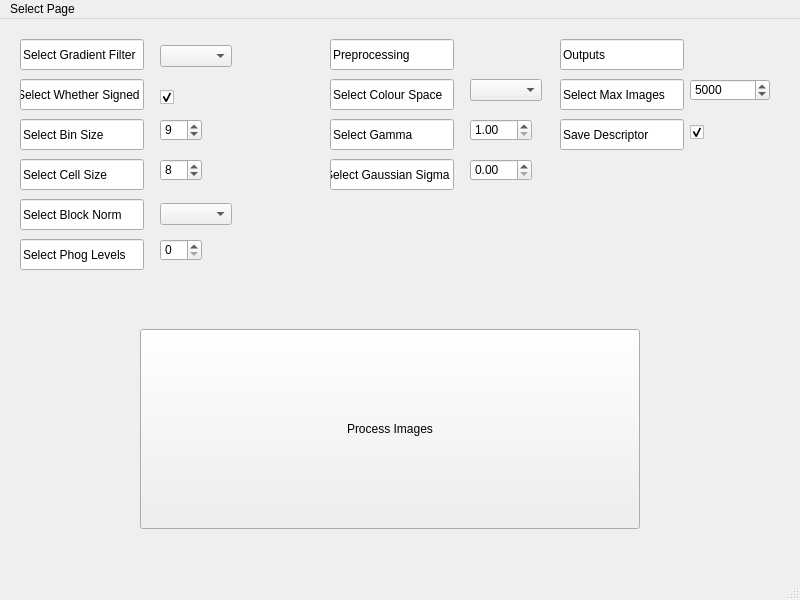
Qt form GUI/HOGConfigWindow.ui (adriaan-vdb/CITS4402) before a commit.
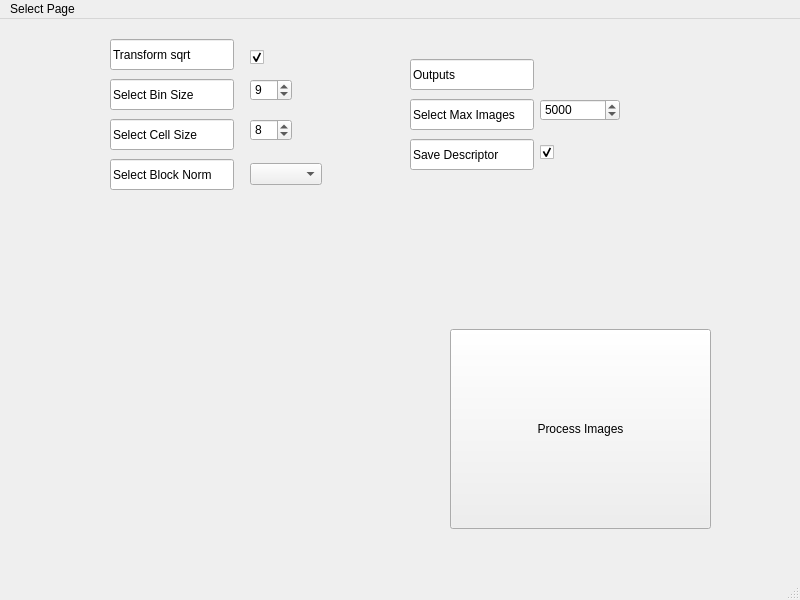
The same form after that commit.

Diff of the .ui file:
```diff
--- a/GUI/HOGConfigWindow.ui
+++ b/GUI/HOGConfigWindow.ui
@@ -23,46 +23,14 @@
    <widget class="QLineEdit" name="FilterTypeSign">
     <property name="geometry">
      <rect>
-      <x>20</x>
+      <x>110</x>
       <y>20</y>
       <width>124</width>
       <height>31</height>
      </rect>
     </property>
     <property name="text">
-     <string>Select Gradient Filter</string>
-    </property>
-    <property name="readOnly">
-     <bool>true</bool>
-    </property>
-   </widget>
-   <widget class="QComboBox" name="FilterType">
-    <property name="geometry">
-     <rect>
-      <x>160</x>
-      <y>26</y>
-      <width>68</width>
-      <height>21</height>
-     </rect>
-    </property>
-    <property name="editable">
-     <bool>false</bool>
-    </property>
-    <property name="sizeAdjustPolicy">
-     <enum>QComboBox::AdjustToContents</enum>
-    </property>
-   </widget>
-   <widget class="QLineEdit" name="SignedorUnsignedSign">
-    <property name="geometry">
-     <rect>
-      <x>20</x>
-      <y>60</y>
-      <width>124</width>
-      <height>31</height>
-     </rect>
-    </property>
-    <property name="text">
-     <string>Select Whether Signed</string>
+     <string>Transform sqrt</string>
     </property>
     <property name="readOnly">
      <bool>true</bool>
@@ -71,8 +39,8 @@
    <widget class="QLineEdit" name="BinSizeSign">
     <property name="geometry">
      <rect>
-      <x>20</x>
-      <y>100</y>
+      <x>110</x>
+      <y>60</y>
       <width>124</width>
       <height>31</height>
      </rect>
@@ -87,8 +55,8 @@
    <widget class="QLineEdit" name="BlockNormSign">
     <property name="geometry">
      <rect>
-      <x>20</x>
-      <y>180</y>
+      <x>110</x>
+      <y>140</y>
       <width>124</width>
       <height>31</height>
      </rect>
@@ -100,91 +68,11 @@
      <bool>true</bool>
     </property>
    </widget>
-   <widget class="QLineEdit" name="PhogLevelsSign">
-    <property name="geometry">
-     <rect>
-      <x>20</x>
-      <y>220</y>
-      <width>124</width>
-      <height>31</height>
-     </rect>
-    </property>
-    <property name="text">
-     <string>Select Phog Levels</string>
-    </property>
-    <property name="readOnly">
-     <bool>true</bool>
-    </property>
-   </widget>
-   <widget class="QLineEdit" name="PreprocessingSign">
-    <property name="geometry">
-     <rect>
-      <x>330</x>
-      <y>20</y>
-      <width>124</width>
-      <height>31</height>
-     </rect>
-    </property>
-    <property name="text">
-     <string>Preprocessing</string>
-    </property>
-    <property name="readOnly">
-     <bool>true</bool>
-    </property>
-   </widget>
-   <widget class="QLineEdit" name="ColourSpaceSign">
-    <property name="geometry">
-     <rect>
-      <x>330</x>
-      <y>60</y>
-      <width>124</width>
-      <height>31</height>
-     </rect>
-    </property>
-    <property name="text">
-     <string>Select Colour Space</string>
-    </property>
-    <property name="readOnly">
-     <bool>true</bool>
-    </property>
-   </widget>
-   <widget class="QLineEdit" name="GammaSign">
-    <property name="geometry">
-     <rect>
-      <x>330</x>
-      <y>100</y>
-      <width>124</width>
-      <height>31</height>
-     </rect>
-    </property>
-    <property name="text">
-     <string>Select Gamma</string>
-    </property>
-    <property name="readOnly">
-     <bool>true</bool>
-    </property>
-   </widget>
-   <widget class="QLineEdit" name="GaussianSigmaSign">
-    <property name="geometry">
-     <rect>
-      <x>330</x>
-      <y>140</y>
-      <width>124</width>
-      <height>31</height>
-     </rect>
-    </property>
-    <property name="text">
-     <string>Select Gaussian Sigma</string>
-    </property>
-    <property name="readOnly">
-     <bool>true</bool>
-    </property>
-   </widget>
    <widget class="QLineEdit" name="OutputsSign">
     <property name="geometry">
      <rect>
-      <x>560</x>
-      <y>20</y>
+      <x>410</x>
+      <y>40</y>
       <width>124</width>
       <height>31</height>
      </rect>
@@ -199,8 +87,8 @@
    <widget class="QLineEdit" name="MaxImageSign">
     <property name="geometry">
      <rect>
-      <x>560</x>
-      <y>60</y>
+      <x>410</x>
+      <y>80</y>
       <width>124</width>
       <height>31</height>
      </rect>
@@ -215,8 +103,8 @@
    <widget class="QLineEdit" name="DescriptorSign">
     <property name="geometry">
      <rect>
-      <x>560</x>
-      <y>100</y>
+      <x>410</x>
+      <y>120</y>
       <width>124</width>
       <height>31</height>
      </rect>
@@ -231,8 +119,8 @@
    <widget class="QCheckBox" name="SignedorUnsigned">
     <property name="geometry">
      <rect>
-      <x>160</x>
-      <y>68</y>
+      <x>250</x>
+      <y>28</y>
       <width>75</width>
       <height>20</height>
      </rect>
@@ -250,8 +138,8 @@
    <widget class="QSpinBox" name="BinSize">
     <property name="geometry">
      <rect>
-      <x>160</x>
-      <y>100</y>
+      <x>250</x>
+      <y>60</y>
       <width>42</width>
       <height>22</height>
      </rect>
@@ -266,8 +154,8 @@
    <widget class="QLineEdit" name="CellSizeSign">
     <property name="geometry">
      <rect>
-      <x>20</x>
-      <y>140</y>
+      <x>110</x>
+      <y>100</y>
       <width>124</width>
       <height>31</height>
      </rect>
@@ -282,8 +170,8 @@
    <widget class="QSpinBox" name="CellSize">
     <property name="geometry">
      <rect>
-      <x>160</x>
-      <y>140</y>
+      <x>250</x>
+      <y>100</y>
       <width>42</width>
       <height>22</height>
      </rect>
@@ -298,8 +186,8 @@
    <widget class="QComboBox" name="BlockNorm">
     <property name="geometry">
      <rect>
-      <x>160</x>
-      <y>184</y>
+      <x>250</x>
+      <y>144</y>
       <width>68</width>
       <height>21</height>
      </rect>
@@ -311,60 +199,11 @@
      <enum>QComboBox::AdjustToContents</enum>
     </property>
    </widget>
-   <widget class="QSpinBox" name="PHOGLevel">
-    <property name="geometry">
-     <rect>
-      <x>160</x>
-      <y>220</y>
-      <width>42</width>
-      <height>22</height>
-     </rect>
-    </property>
-   </widget>
-   <widget class="QComboBox" name="ColourSpace">
-    <property name="geometry">
-     <rect>
-      <x>470</x>
-      <y>60</y>
-      <width>68</width>
-      <height>21</height>
-     </rect>
-    </property>
-    <property name="editable">
-     <bool>false</bool>
-    </property>
-    <property name="sizeAdjustPolicy">
-     <enum>QComboBox::AdjustToContents</enum>
-    </property>
-   </widget>
-   <widget class="QDoubleSpinBox" name="Gamma">
-    <property name="geometry">
-     <rect>
-      <x>470</x>
-      <y>100</y>
-      <width>62</width>
-      <height>22</height>
-     </rect>
-    </property>
-    <property name="minimum">
-     <double>1.000000000000000</double>
-    </property>
-   </widget>
-   <widget class="QDoubleSpinBox" name="GaussianSigma">
-    <property name="geometry">
-     <rect>
-      <x>470</x>
-      <y>140</y>
-      <width>62</width>
-      <height>22</height>
-     </rect>
-    </property>
-   </widget>
    <widget class="QSpinBox" name="MaxImage">
     <property name="geometry">
      <rect>
-      <x>690</x>
-      <y>60</y>
+      <x>540</x>
+      <y>80</y>
       <width>80</width>
       <height>22</height>
      </rect>
@@ -379,8 +218,8 @@
    <widget class="QCheckBox" name="SaveDescriptor">
     <property name="geometry">
      <rect>
-      <x>690</x>
-      <y>103</y>
+      <x>540</x>
+      <y>123</y>
       <width>75</width>
       <height>20</height>
      </rect>
@@ -398,9 +237,9 @@
    <widget class="QPushButton" name="Process">
     <property name="geometry">
      <rect>
-      <x>140</x>
+      <x>450</x>
       <y>310</y>
-      <width>500</width>
+      <width>261</width>
       <height>200</height>
      </rect>
     </property>
```
Left out of the diff: 4 changed lines with no effect on the pictures.
